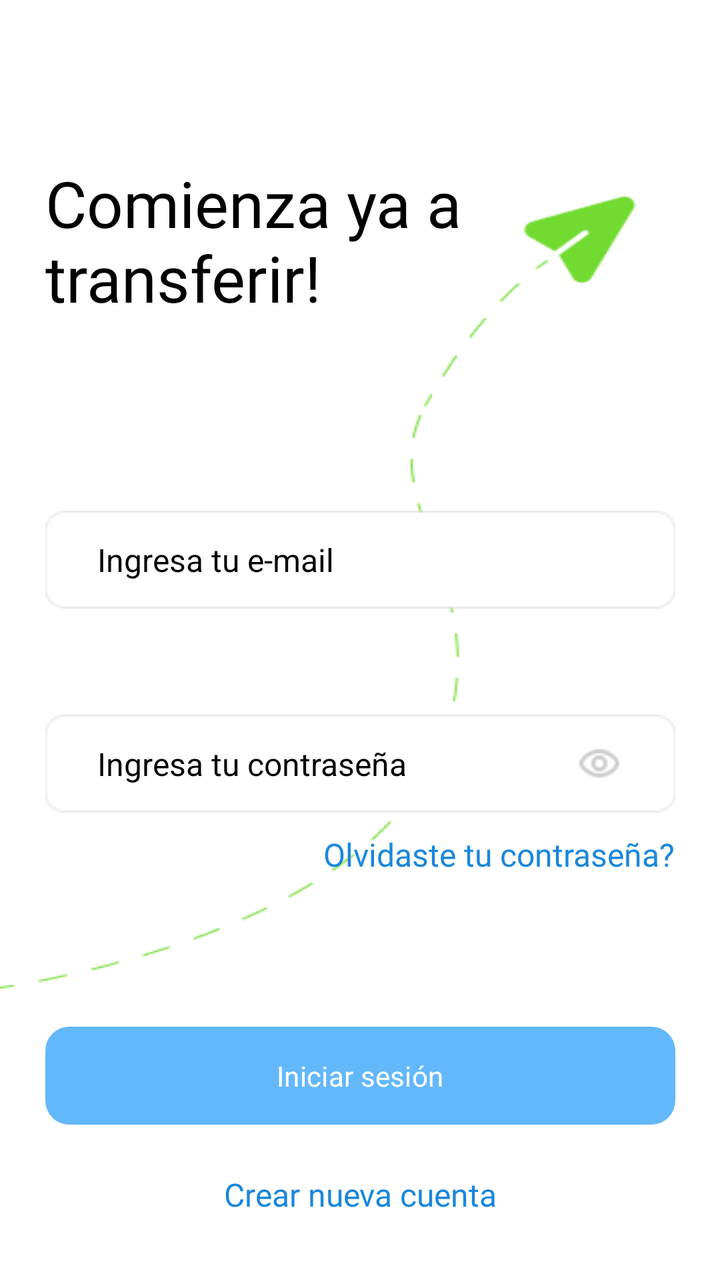
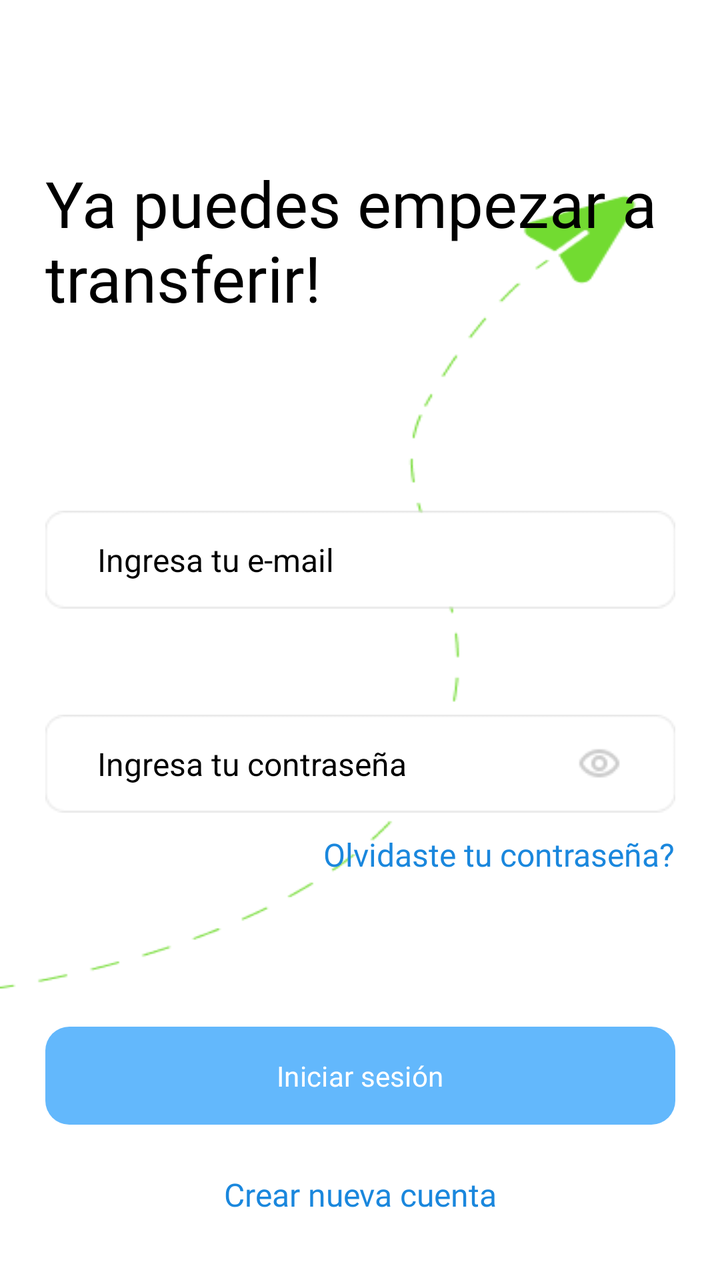

An Android layout rendered at two revisions. The XML below is the earlier revision; the diff shows what the commit changed to produce the second picture.
<!-- AndroidManifest.xml: application theme Theme.AlkeWallet -->
<!-- res/layout/activity_login.xml -->
<?xml version="1.0" encoding="utf-8"?>
<androidx.constraintlayout.widget.ConstraintLayout

    xmlns:android="http://schemas.android.com/apk/res/android"
    xmlns:app="http://schemas.android.com/apk/res-auto"

    android:layout_width="match_parent"
    android:layout_height="match_parent"
    android:background="@drawable/bg_3">

    

    <TextView
        android:id="@+id/tvLoginTitle"
        android:layout_width="315dp"
        android:layout_height="wrap_content"
        android:text="Comienza ya a transferir!"
        android:textSize="32sp"
        android:textColor="@color/black"
        android:fontFamily="@font/jua"
        app:layout_constraintTop_toTopOf="parent"
        app:layout_constraintStart_toStartOf="@id/etEmail"
        android:layout_marginTop="80dp"/>

    

    <EditText

        android:id="@+id/etEmail"
        android:layout_width="315dp"
        android:layout_height="49dp"
        android:hint="Ingresa tu e-mail"
        android:textSize="16sp"
        android:textColorHint="@color/black"
        android:inputType="textEmailAddress"
        android:paddingHorizontal="26dp"
        android:background="@drawable/bg_et"
        app:layout_constraintTop_toBottomOf="@id/tvLoginTitle"
        app:layout_constraintStart_toStartOf="parent"
        app:layout_constraintEnd_toEndOf="parent"
        android:layout_marginTop="95dp" />

    

    <EditText

        android:id="@+id/etPassword"
        android:layout_width="315dp"
        android:layout_height="49dp"
        android:hint="Ingresa tu contraseña"
        android:textSize="16sp"
        android:textColorHint="@color/black"
        android:inputType="textPassword"
        android:paddingHorizontal="26dp"
        android:background="@drawable/bg_et"
        android:drawableEnd="@drawable/ic_eye"
        app:layout_constraintTop_toBottomOf="@id/etEmail"
        app:layout_constraintStart_toStartOf="parent"
        app:layout_constraintEnd_toEndOf="parent"
        android:layout_marginTop="53dp"/>

    

    <TextView
        android:id="@+id/tvRememberTitle"
        android:layout_width="wrap_content"
        android:layout_height="wrap_content"
        android:text="Olvidaste tu contraseña?"
        android:textSize="16sp"
        android:textColor="@color/pregunta_blue"
        android:fontFamily="@font/jua"
        app:layout_constraintTop_toBottomOf="@id/etPassword"
        app:layout_constraintEnd_toEndOf="@id/etPassword"
        android:layout_marginTop="10dp"/>

    

    <Button

        android:id="@+id/btnLogin"
        android:layout_width="315dp"
        android:layout_height="49dp"
        android:text="Iniciar sesión"
        android:textColor="@color/white"
        android:fontFamily="@font/jua"
        android:background="@drawable/button_primary"
        app:backgroundTint="@null"
        app:layout_constraintBottom_toTopOf="@id/tvCreateAccount"
        app:layout_constraintStart_toStartOf="parent"
        app:layout_constraintEnd_toEndOf="parent"
        android:layout_marginBottom="24dp"/>

    

    <TextView

        android:id="@+id/tvCreateAccount"
        android:layout_width="wrap_content"
        android:layout_height="wrap_content"
        android:text="Crear nueva cuenta"
        android:textColor="@color/pregunta_blue"
        android:textSize="16sp"
        android:fontFamily="@font/jua"
        app:layout_constraintBottom_toBottomOf="parent"
        app:layout_constraintStart_toStartOf="parent"
        app:layout_constraintEnd_toEndOf="parent"
        android:layout_marginBottom="32dp"/>

</androidx.constraintlayout.widget.ConstraintLayout>
<!-- resources referenced by this layout -->
<resources>
  <color name="black">#FF000000</color>
  <color name="pregunta_blue">#FF1A87DD</color>
  <color name="white">#FFFFFFFF</color>
  <!-- drawable bg_3: png bitmap (drawable, 6825 bytes) -->
  <!-- drawable bg_et: png bitmap (drawable, 921 bytes) -->
  <!-- drawable button_primary (drawable) -->
  <?xml version="1.0" encoding="utf-8"?>
  <shape xmlns:android="http://schemas.android.com/apk/res/android">
  
      <solid android:color="@color/alke_blue"/>
  
      <corners android:radius="12dp"/>
  </shape>
  <!-- drawable ic_eye: png bitmap (drawable, 506 bytes) -->
  <style name="Theme.AlkeWallet" parent="Base.Theme.AlkeWallet" />
  <color name="alke_blue">#63B8FC</color>
  <style name="Base.Theme.AlkeWallet" parent="Theme.Material3.DayNight.NoActionBar">
          
          
      </style>
</resources>

<!-- the commit's change to res/layout/activity_login.xml (unified diff, before → after) -->
@@ -14,7 +14,7 @@
         android:id="@+id/tvLoginTitle"
         android:layout_width="315dp"
         android:layout_height="wrap_content"
-        android:text="Comienza ya a transferir!"
+        android:text="Ya puedes empezar a transferir!"
         android:textSize="32sp"
         android:textColor="@color/black"
         android:fontFamily="@font/jua"
